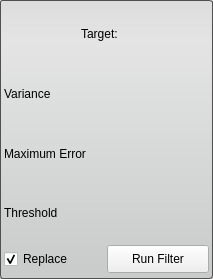
This is Interface/ToolInterface/CannyEdgeDetectionFilterInterface.ui in jessdtate/Seg3D as Qt 5 draws it before an edit. The edited form follows.
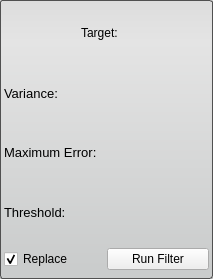
This is the edited form.

```diff
--- a/Interface/ToolInterface/CannyEdgeDetectionFilterInterface.ui
+++ b/Interface/ToolInterface/CannyEdgeDetectionFilterInterface.ui
@@ -46,7 +46,7 @@
   </property>
   <layout class="QVBoxLayout" name="verticalLayout">
    <property name="spacing">
-    <number>0</number>
+    <number>2</number>
    </property>
    <property name="margin">
     <number>4</number>
@@ -81,24 +81,16 @@
     <layout class="QHBoxLayout" name="varianceHLayout_top">
      <item>
       <widget class="QLabel" name="varianceLabel">
+       <property name="font">
+        <font>
+         <pointsize>10</pointsize>
+        </font>
+       </property>
        <property name="text">
-        <string>Variance</string>
+        <string>Variance:</string>
        </property>
       </widget>
      </item>
-     <item>
-      <spacer name="varianceHSpacer">
-       <property name="orientation">
-        <enum>Qt::Horizontal</enum>
-       </property>
-       <property name="sizeHint" stdset="0">
-        <size>
-         <width>40</width>
-         <height>20</height>
-        </size>
-       </property>
-      </spacer>
-     </item>
     </layout>
    </item>
    <item>
@@ -108,24 +100,16 @@
     <layout class="QHBoxLayout" name="errorHLayout_top">
      <item>
       <widget class="QLabel" name="errorLabel">
+       <property name="font">
+        <font>
+         <pointsize>10</pointsize>
+        </font>
+       </property>
        <property name="text">
-        <string>Maximum Error</string>
+        <string>Maximum Error:</string>
        </property>
       </widget>
      </item>
-     <item>
-      <spacer name="errorHSpacer">
-       <property name="orientation">
-        <enum>Qt::Horizontal</enum>
-       </property>
-       <property name="sizeHint" stdset="0">
-        <size>
-         <width>40</width>
-         <height>20</height>
-        </size>
-       </property>
-      </spacer>
-     </item>
     </layout>
    </item>
    <item>
@@ -135,54 +119,44 @@
     <layout class="QHBoxLayout" name="thresholdHLayout_top">
      <item>
       <widget class="QLabel" name="thresholdLabel">
+       <property name="font">
+        <font>
+         <pointsize>10</pointsize>
+        </font>
+       </property>
        <property name="text">
-        <string>Threshold</string>
+        <string>Threshold:</string>
        </property>
       </widget>
      </item>
-     <item>
-      <spacer name="thresholdHSpacer">
-       <property name="orientation">
-        <enum>Qt::Horizontal</enum>
-       </property>
-       <property name="sizeHint" stdset="0">
-        <size>
-         <width>40</width>
-         <height>20</height>
-        </size>
-       </property>
-      </spacer>
-     </item>
     </layout>
    </item>
    <item>
     <layout class="QHBoxLayout" name="thresholdHLayout_bottom"/>
    </item>
    <item>
-    <layout class="QHBoxLayout" name="replaceInvertLayout">
+    <widget class="QWidget" name="replaceRunWidget" native="true">
+     <property name="minimumSize">
+      <size>
+       <width>0</width>
+       <height>32</height>
+      </size>
+     </property>
+     <property name="maximumSize">
+      <size>
+       <width>16777215</width>
+       <height>32</height>
+      </size>
+     </property>
+     <layout class="QHBoxLayout" name="horizontalLayout" stretch="1,1">
      <property name="spacing">
       <number>0</number>
      </property>
+      <property name="margin">
+       <number>0</number>
+      </property>
      <item>
       <widget class="QCheckBox" name="replaceCheckBox">
-       <property name="sizePolicy">
-        <sizepolicy hsizetype="Expanding" vsizetype="Fixed">
-         <horstretch>0</horstretch>
-         <verstretch>0</verstretch>
-        </sizepolicy>
-       </property>
-       <property name="minimumSize">
-        <size>
-         <width>0</width>
-         <height>32</height>
-        </size>
-       </property>
-       <property name="maximumSize">
-        <size>
-         <width>16777215</width>
-         <height>32</height>
-        </size>
-       </property>
        <property name="text">
         <string>Replace</string>
        </property>
@@ -193,30 +167,13 @@
      </item>
      <item>
       <widget class="QPushButton" name="runFilterButton">
-       <property name="sizePolicy">
-        <sizepolicy hsizetype="Expanding" vsizetype="Fixed">
-         <horstretch>0</horstretch>
-         <verstretch>0</verstretch>
-        </sizepolicy>
-       </property>
-       <property name="minimumSize">
-        <size>
-         <width>0</width>
-         <height>28</height>
-        </size>
-       </property>
-       <property name="maximumSize">
-        <size>
-         <width>16777215</width>
-         <height>28</height>
-        </size>
-       </property>
        <property name="text">
         <string>Run Filter</string>
        </property>
       </widget>
      </item>
     </layout>
+    </widget>
    </item>
   </layout>
  </widget>
```
Lines whose indentation alone changed are shown as unchanged.
